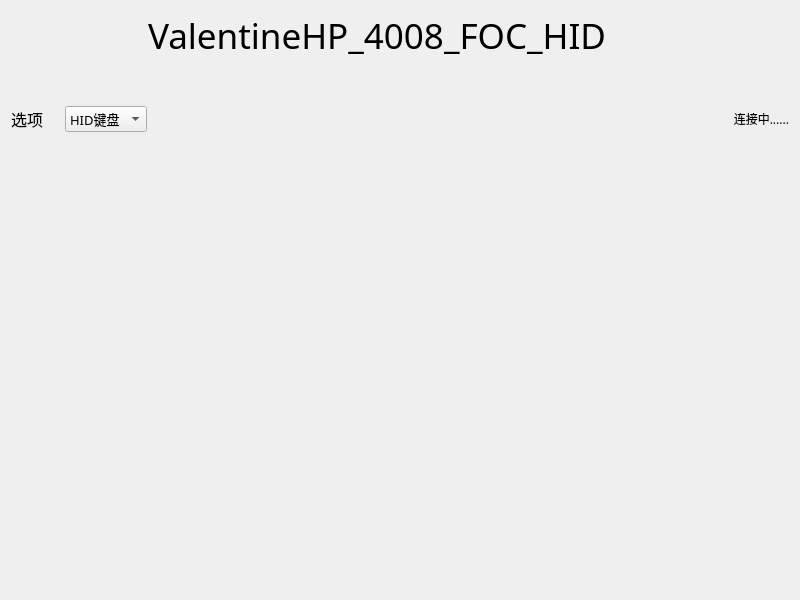
Old version of the form 3.Software/QT_FOC_HID/widget.ui in the repository lnxknl/stm32_usb_foc_pid_ws28_all.
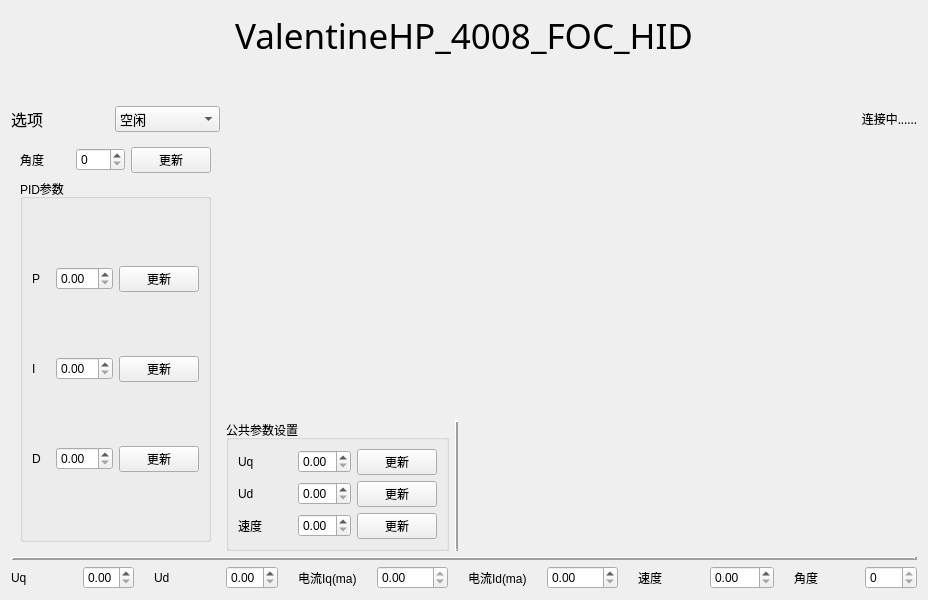
New version of the form. The open tabs and pages were chosen to show the change. Custom widgets are drawn as their Qt base class.

```diff
--- a/3.Software/QT_FOC_HID/widget.ui
+++ b/3.Software/QT_FOC_HID/widget.ui
@@ -6,7 +6,7 @@
    <rect>
     <x>0</x>
     <y>0</y>
-    <width>800</width>
+    <width>928</width>
     <height>600</height>
    </rect>
   </property>
@@ -14,10 +14,233 @@
    <string>Widget</string>
   </property>
   <layout class="QGridLayout" name="gridLayout_2">
-   <item row="3" column="2">
+   <item row="3" column="3" rowspan="2" colspan="2">
     <widget class="OpenGLWidget" name="openglwidget" native="true"/>
    </item>
-   <item row="0" column="0" colspan="3">
+   <item row="1" column="0">
+    <spacer name="verticalSpacer">
+     <property name="orientation">
+      <enum>Qt::Vertical</enum>
+     </property>
+     <property name="sizeType">
+      <enum>QSizePolicy::Fixed</enum>
+     </property>
+     <property name="sizeHint" stdset="0">
+      <size>
+       <width>20</width>
+       <height>40</height>
+      </size>
+     </property>
+    </spacer>
+   </item>
+   <item row="6" column="0" colspan="5">
+    <layout class="QHBoxLayout" name="horizontalLayout_5">
+     <property name="spacing">
+      <number>20</number>
+     </property>
+     <item>
+      <widget class="QLabel" name="label_7">
+       <property name="text">
+        <string>Uq</string>
+       </property>
+      </widget>
+     </item>
+     <item>
+      <widget class="QDoubleSpinBox" name="doubleSpinBox_4">
+       <property name="maximum">
+        <double>5.000000000000000</double>
+       </property>
+       <property name="singleStep">
+        <double>0.010000000000000</double>
+       </property>
+      </widget>
+     </item>
+     <item>
+      <widget class="QLabel" name="label_8">
+       <property name="text">
+        <string>Ud</string>
+       </property>
+      </widget>
+     </item>
+     <item>
+      <widget class="QDoubleSpinBox" name="doubleSpinBox_5">
+       <property name="maximum">
+        <double>5.000000000000000</double>
+       </property>
+       <property name="singleStep">
+        <double>0.010000000000000</double>
+       </property>
+      </widget>
+     </item>
+     <item>
+      <widget class="QLabel" name="label_14">
+       <property name="text">
+        <string>电流Iq(ma)</string>
+       </property>
+      </widget>
+     </item>
+     <item>
+      <widget class="QDoubleSpinBox" name="doubleSpinBox_10">
+       <property name="readOnly">
+        <bool>true</bool>
+       </property>
+       <property name="maximum">
+        <double>2000.000000000000000</double>
+       </property>
+      </widget>
+     </item>
+     <item>
+      <widget class="QLabel" name="label_15">
+       <property name="text">
+        <string>电流Id(ma)</string>
+       </property>
+      </widget>
+     </item>
+     <item>
+      <widget class="QDoubleSpinBox" name="doubleSpinBox_11">
+       <property name="maximum">
+        <double>2000.000000000000000</double>
+       </property>
+       <property name="singleStep">
+        <double>0.010000000000000</double>
+       </property>
+      </widget>
+     </item>
+     <item>
+      <widget class="QLabel" name="label_9">
+       <property name="text">
+        <string>速度</string>
+       </property>
+      </widget>
+     </item>
+     <item>
+      <widget class="QDoubleSpinBox" name="doubleSpinBox_6">
+       <property name="maximum">
+        <double>100.000000000000000</double>
+       </property>
+       <property name="singleStep">
+        <double>0.010000000000000</double>
+       </property>
+      </widget>
+     </item>
+     <item>
+      <widget class="QLabel" name="label_10">
+       <property name="text">
+        <string>角度</string>
+       </property>
+      </widget>
+     </item>
+     <item>
+      <widget class="QSpinBox" name="spinBox">
+       <property name="readOnly">
+        <bool>true</bool>
+       </property>
+       <property name="maximum">
+        <number>360</number>
+       </property>
+      </widget>
+     </item>
+    </layout>
+   </item>
+   <item row="2" column="1" colspan="4">
+    <widget class="QLabel" name="label_6">
+     <property name="font">
+      <font>
+       <family>黑体</family>
+      </font>
+     </property>
+     <property name="text">
+      <string>连接中......</string>
+     </property>
+     <property name="alignment">
+      <set>Qt::AlignRight|Qt::AlignTrailing|Qt::AlignVCenter</set>
+     </property>
+    </widget>
+   </item>
+   <item row="4" column="2">
+    <widget class="Line" name="line_2">
+     <property name="frameShadow">
+      <enum>QFrame::Raised</enum>
+     </property>
+     <property name="lineWidth">
+      <number>2</number>
+     </property>
+     <property name="orientation">
+      <enum>Qt::Vertical</enum>
+     </property>
+    </widget>
+   </item>
+   <item row="3" column="1">
+    <spacer name="verticalSpacer_2">
+     <property name="orientation">
+      <enum>Qt::Vertical</enum>
+     </property>
+     <property name="sizeHint" stdset="0">
+      <size>
+       <width>20</width>
+       <height>40</height>
+      </size>
+     </property>
+    </spacer>
+   </item>
+   <item row="2" column="0">
+    <layout class="QHBoxLayout" name="horizontalLayout">
+     <item>
+      <widget class="QLabel" name="label_2">
+       <property name="font">
+        <font>
+         <family>黑体</family>
+         <pointsize>12</pointsize>
+        </font>
+       </property>
+       <property name="text">
+        <string>选项</string>
+       </property>
+      </widget>
+     </item>
+     <item>
+      <widget class="QComboBox" name="comboBox">
+       <property name="font">
+        <font>
+         <family>黑体</family>
+         <pointsize>10</pointsize>
+        </font>
+       </property>
+       <item>
+        <property name="text">
+         <string>空闲</string>
+        </property>
+       </item>
+       <item>
+        <property name="text">
+         <string>开环控制</string>
+        </property>
+       </item>
+       <item>
+        <property name="text">
+         <string>位置控制</string>
+        </property>
+       </item>
+       <item>
+        <property name="text">
+         <string>力矩控制</string>
+        </property>
+       </item>
+       <item>
+        <property name="text">
+         <string>速度控制</string>
+        </property>
+       </item>
+       <item>
+        <property name="text">
+         <string>HID键盘控制</string>
+        </property>
+       </item>
+      </widget>
+     </item>
+    </layout>
+   </item>
+   <item row="0" column="0" colspan="5">
     <widget class="QLabel" name="label">
      <property name="font">
       <font>
@@ -44,7 +267,104 @@
      </property>
     </widget>
    </item>
-   <item row="3" column="0">
+   <item row="4" column="1">
+    <widget class="QGroupBox" name="groupBox">
+     <property name="title">
+      <string>公共参数设置</string>
+     </property>
+     <layout class="QGridLayout" name="gridLayout_3">
+      <item row="2" column="2">
+       <widget class="QPushButton" name="pushButton_3">
+        <property name="text">
+         <string>更新</string>
+        </property>
+       </widget>
+      </item>
+      <item row="0" column="0">
+       <widget class="QLabel" name="label_11">
+        <property name="text">
+         <string>Uq</string>
+        </property>
+       </widget>
+      </item>
+      <item row="0" column="1">
+       <widget class="QDoubleSpinBox" name="doubleSpinBox_7">
+        <property name="maximum">
+         <double>3.000000000000000</double>
+        </property>
+        <property name="singleStep">
+         <double>0.010000000000000</double>
+        </property>
+       </widget>
+      </item>
+      <item row="1" column="0">
+       <widget class="QLabel" name="label_12">
+        <property name="text">
+         <string>Ud</string>
+        </property>
+       </widget>
+      </item>
+      <item row="0" column="2">
+       <widget class="QPushButton" name="pushButton">
+        <property name="text">
+         <string>更新</string>
+        </property>
+       </widget>
+      </item>
+      <item row="1" column="2">
+       <widget class="QPushButton" name="pushButton_2">
+        <property name="text">
+         <string>更新</string>
+        </property>
+       </widget>
+      </item>
+      <item row="2" column="0">
+       <widget class="QLabel" name="label_13">
+        <property name="text">
+         <string>速度</string>
+        </property>
+       </widget>
+      </item>
+      <item row="2" column="1">
+       <widget class="QDoubleSpinBox" name="doubleSpinBox_9">
+        <property name="maximum">
+         <double>5.000000000000000</double>
+        </property>
+        <property name="singleStep">
+         <double>0.010000000000000</double>
+        </property>
+       </widget>
+      </item>
+      <item row="1" column="1">
+       <widget class="QDoubleSpinBox" name="doubleSpinBox_8">
+        <property name="maximum">
+         <double>3.000000000000000</double>
+        </property>
+        <property name="singleStep">
+         <double>0.010000000000000</double>
+        </property>
+       </widget>
+      </item>
+     </layout>
+    </widget>
+   </item>
+   <item row="5" column="0" colspan="5">
+    <widget class="Line" name="line">
+     <property name="enabled">
+      <bool>true</bool>
+     </property>
+     <property name="frameShadow">
+      <enum>QFrame::Raised</enum>
+     </property>
+     <property name="lineWidth">
+      <number>3</number>
+     </property>
+     <property name="orientation">
+      <enum>Qt::Horizontal</enum>
+     </property>
+    </widget>
+   </item>
+   <item row="3" column="0" rowspan="2">
     <widget class="QStackedWidget" name="stackedWidget">
      <property name="sizePolicy">
       <sizepolicy hsizetype="Fixed" vsizetype="Minimum">
@@ -57,178 +377,93 @@
      </property>
      <widget class="QWidget" name="page"/>
      <widget class="QWidget" name="page_2">
-      <layout class="QGridLayout" name="gridLayout">
+      <layout class="QGridLayout" name="gridLayout"/>
+     </widget>
+     <widget class="QWidget" name="page_3">
+      <layout class="QGridLayout" name="gridLayout_4">
+       <item row="0" column="2">
+        <widget class="QPushButton" name="pushButton_4">
+         <property name="text">
+          <string>更新</string>
+         </property>
+        </widget>
+       </item>
+       <item row="0" column="1">
+        <widget class="QSpinBox" name="spinBox_2">
+         <property name="maximum">
+          <number>360</number>
+         </property>
+        </widget>
+       </item>
        <item row="0" column="0">
-        <layout class="QHBoxLayout" name="horizontalLayout_2">
-         <item>
-          <widget class="QLabel" name="label_3">
-           <property name="text">
-            <string>Uq 设置</string>
-           </property>
-          </widget>
-         </item>
-         <item>
-          <widget class="QDoubleSpinBox" name="doubleSpinBox">
-           <property name="maximum">
-            <double>4.000000000000000</double>
-           </property>
-           <property name="singleStep">
-            <double>0.010000000000000</double>
-           </property>
-          </widget>
-         </item>
-        </layout>
+        <widget class="QLabel" name="label_16">
+         <property name="text">
+          <string>角度  </string>
+         </property>
+        </widget>
        </item>
-       <item row="1" column="0">
-        <layout class="QHBoxLayout" name="horizontalLayout_3">
-         <item>
-          <widget class="QLabel" name="label_4">
-           <property name="text">
-            <string>Ud 设置</string>
-           </property>
-          </widget>
-         </item>
-         <item>
-          <widget class="QDoubleSpinBox" name="doubleSpinBox_2">
-           <property name="maximum">
-            <double>4.000000000000000</double>
-           </property>
-           <property name="singleStep">
-            <double>0.010000000000000</double>
-           </property>
-          </widget>
-         </item>
-        </layout>
-       </item>
-       <item row="2" column="0">
-        <layout class="QHBoxLayout" name="horizontalLayout_4">
-         <item>
-          <widget class="QLabel" name="label_5">
-           <property name="text">
-            <string>速度设置  </string>
-           </property>
-          </widget>
-         </item>
-         <item>
-          <widget class="QDoubleSpinBox" name="doubleSpinBox_3">
-           <property name="maximum">
-            <double>20.000000000000000</double>
-           </property>
-           <property name="singleStep">
-            <double>0.500000000000000</double>
-           </property>
-          </widget>
-         </item>
-        </layout>
+       <item row="1" column="0" colspan="3">
+        <widget class="QGroupBox" name="groupBox_2">
+         <property name="title">
+          <string>PID参数</string>
+         </property>
+         <layout class="QGridLayout" name="gridLayout_5">
+          <item row="0" column="1">
+           <widget class="QDoubleSpinBox" name="doubleSpinBox_12"/>
+          </item>
+          <item row="0" column="3">
+           <widget class="QPushButton" name="pushButton_5">
+            <property name="text">
+             <string>更新</string>
+            </property>
+           </widget>
+          </item>
+          <item row="0" column="0">
+           <widget class="QLabel" name="label_17">
+            <property name="text">
+             <string>P   </string>
+            </property>
+           </widget>
+          </item>
+          <item row="1" column="0">
+           <widget class="QLabel" name="label_18">
+            <property name="text">
+             <string>I   </string>
+            </property>
+           </widget>
+          </item>
+          <item row="1" column="1">
+           <widget class="QDoubleSpinBox" name="doubleSpinBox_13"/>
+          </item>
+          <item row="1" column="3">
+           <widget class="QPushButton" name="pushButton_6">
+            <property name="text">
+             <string>更新</string>
+            </property>
+           </widget>
+          </item>
+          <item row="2" column="0">
+           <widget class="QLabel" name="label_19">
+            <property name="text">
+             <string>D</string>
+            </property>
+           </widget>
+          </item>
+          <item row="2" column="1">
+           <widget class="QDoubleSpinBox" name="doubleSpinBox_14"/>
+          </item>
+          <item row="2" column="3">
+           <widget class="QPushButton" name="pushButton_7">
+            <property name="text">
+             <string>更新</string>
+            </property>
+           </widget>
+          </item>
+         </layout>
+        </widget>
        </item>
       </layout>
      </widget>
-     <widget class="QWidget" name="page_3"/>
-    </widget>
-   </item>
-   <item row="2" column="0">
-    <layout class="QHBoxLayout" name="horizontalLayout">
-     <item>
-      <widget class="QLabel" name="label_2">
-       <property name="font">
-        <font>
-         <family>黑体</family>
-         <pointsize>12</pointsize>
-        </font>
-       </property>
-       <property name="text">
-        <string>选项</string>
-       </property>
-      </widget>
-     </item>
-     <item>
-      <widget class="QComboBox" name="comboBox">
-       <property name="font">
-        <font>
-         <family>黑体</family>
-         <pointsize>10</pointsize>
-        </font>
-       </property>
-       <item>
-        <property name="text">
-         <string>HID键盘</string>
-        </property>
-       </item>
-       <item>
-        <property name="text">
-         <string>开环控制</string>
-        </property>
-       </item>
-       <item>
-        <property name="text">
-         <string>位置控制</string>
-        </property>
-       </item>
-      </widget>
-     </item>
-    </layout>
-   </item>
-   <item row="1" column="0">
-    <spacer name="verticalSpacer">
-     <property name="orientation">
-      <enum>Qt::Vertical</enum>
-     </property>
-     <property name="sizeType">
-      <enum>QSizePolicy::Fixed</enum>
-     </property>
-     <property name="sizeHint" stdset="0">
-      <size>
-       <width>20</width>
-       <height>40</height>
-      </size>
-     </property>
-    </spacer>
-   </item>
-   <item row="3" column="1">
-    <spacer name="horizontalSpacer">
-     <property name="orientation">
-      <enum>Qt::Horizontal</enum>
-     </property>
-     <property name="sizeType">
-      <enum>QSizePolicy::Fixed</enum>
-     </property>
-     <property name="sizeHint" stdset="0">
-      <size>
-       <width>20</width>
-       <height>20</height>
-      </size>
-     </property>
-    </spacer>
-   </item>
-   <item row="3" column="3">
-    <spacer name="horizontalSpacer_2">
-     <property name="orientation">
-      <enum>Qt::Horizontal</enum>
-     </property>
-     <property name="sizeType">
-      <enum>QSizePolicy::Fixed</enum>
-     </property>
-     <property name="sizeHint" stdset="0">
-      <size>
-       <width>40</width>
-       <height>20</height>
-      </size>
-     </property>
-    </spacer>
-   </item>
-   <item row="2" column="1" colspan="3">
-    <widget class="QLabel" name="label_6">
-     <property name="font">
-      <font>
-       <family>黑体</family>
-      </font>
-     </property>
-     <property name="text">
-      <string>连接中......</string>
-     </property>
-     <property name="alignment">
-      <set>Qt::AlignRight|Qt::AlignTrailing|Qt::AlignVCenter</set>
-     </property>
     </widget>
    </item>
   </layout>
```
Left out of the diff: 2 changed lines with no effect on the pictures.
